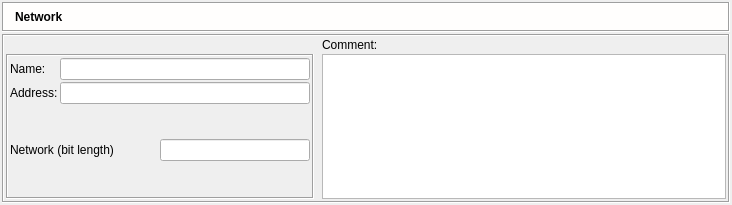
Before: the Qt Designer form src/gui/networkdialogipv6_q.ui in fwbuilder/fwbuilder, drawn with Qt 5.
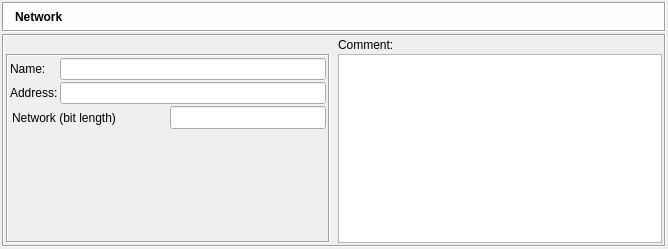
After: the same form once the commit is applied. Icons and pictures are not drawn.

Diff of the .ui file:
```diff
--- a/src/gui/networkdialogipv6_q.ui
+++ b/src/gui/networkdialogipv6_q.ui
@@ -8,8 +8,8 @@
    <rect>
     <x>0</x>
     <y>0</y>
-    <width>732</width>
-    <height>205</height>
+    <width>668</width>
+    <height>249</height>
    </rect>
   </property>
   <property name="sizePolicy" >
@@ -276,7 +276,7 @@
          <widget class="QFrame" name="frame50" >
           <property name="minimumSize" >
            <size>
-            <width>300</width>
+            <width>0</width>
             <height>16</height>
            </size>
           </property>
@@ -301,13 +301,13 @@
             <widget class="QLineEdit" name="obj_name" >
              <property name="sizePolicy" >
               <sizepolicy vsizetype="Fixed" hsizetype="Preferred" >
-               <horstretch>0</horstretch>
+               <horstretch>200</horstretch>
                <verstretch>0</verstretch>
               </sizepolicy>
              </property>
              <property name="minimumSize" >
               <size>
-               <width>250</width>
+               <width>0</width>
                <height>0</height>
               </size>
              </property>
@@ -327,13 +327,13 @@
             <widget class="QLineEdit" name="address" >
              <property name="sizePolicy" >
               <sizepolicy vsizetype="Fixed" hsizetype="Preferred" >
-               <horstretch>0</horstretch>
+               <horstretch>200</horstretch>
                <verstretch>0</verstretch>
               </sizepolicy>
              </property>
              <property name="minimumSize" >
               <size>
-               <width>250</width>
+               <width>0</width>
                <height>0</height>
               </size>
              </property>
@@ -348,24 +348,12 @@
               <enum>QFrame::Raised</enum>
              </property>
              <layout class="QGridLayout" >
-              <property name="leftMargin" >
-               <number>0</number>
-              </property>
               <property name="topMargin" >
                <number>0</number>
               </property>
               <property name="rightMargin" >
                <number>0</number>
               </property>
-              <property name="bottomMargin" >
-               <number>0</number>
-              </property>
-              <property name="horizontalSpacing" >
-               <number>0</number>
-              </property>
-              <property name="verticalSpacing" >
-               <number>0</number>
-              </property>
               <item row="0" column="0" >
                <widget class="QLabel" name="textLabel2_2_2" >
                 <property name="text" >
@@ -387,11 +375,24 @@
                 <property name="minimumSize" >
                  <size>
                   <width>0</width>
-                  <height>0</height>
+                  <height>23</height>
                  </size>
                 </property>
                </widget>
               </item>
+              <item row="1" column="0" >
+               <spacer>
+                <property name="orientation" >
+                 <enum>Qt::Vertical</enum>
+                </property>
+                <property name="sizeHint" >
+                 <size>
+                  <width>20</width>
+                  <height>21</height>
+                 </size>
+                </property>
+               </spacer>
+              </item>
              </layout>
             </widget>
            </item>
```
